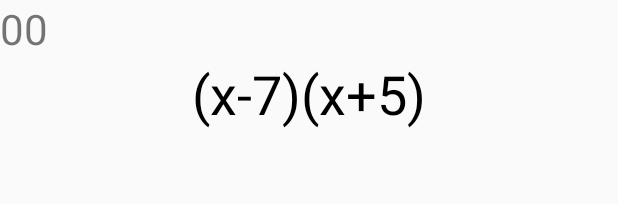
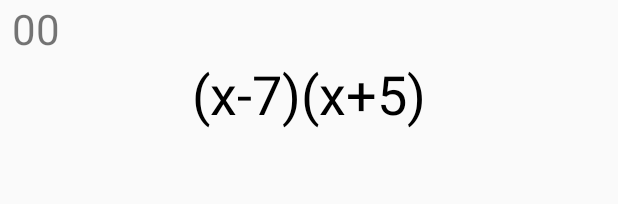
Before and after one commit to 5hwb/maths-learning-game, an Android app: the layout activity_game_screen_base.xml on its own in the app's theme, with its tools: preview values and no code run, on a phone screen of 412 x 824 dp. Shown: the top 204 px of the screen. Run offline under Robolectric (Android 15) with nearby library versions, the phone set to English and light mode, and no system bars.

```diff
--- a/app/src/main/java/apps/perry/mathslearninggame/MainActivity.java
+++ b/app/src/main/java/apps/perry/mathslearninggame/MainActivity.java
@@ -4,6 +4,8 @@ import android.content.Intent;
 import android.support.v7.app.AppCompatActivity;
 import android.os.Bundle;
 import android.view.View;
+
+import apps.perry.mathslearninggame.backend.ScoreManager;
 
 public class MainActivity extends AppCompatActivity {
 
@@ -14,6 +16,7 @@ public class MainActivity extends AppCompatActivity {
     }
 
     public void startGame(View v) {
+        ScoreManager.getInstance().resetScore();
         Intent intent = new Intent(getApplicationContext(), GameScreenActivity.class);
         startActivity(intent);
     }
--- a/app/src/main/res/layout/activity_game_screen_base.xml
+++ b/app/src/main/res/layout/activity_game_screen_base.xml
@@ -5,9 +5,11 @@
     android:orientation="vertical">
 
     <TextView
-        android:id="@+id/textView"
+        android:id="@+id/textView_score"
         android:layout_width="match_parent"
         android:layout_height="wrap_content"
+        android:paddingLeft="8dp"
+        android:paddingRight="8dp"
         android:text="00"
         android:textSize="28sp" />
 
```
Also changed, not shown: app/src/main/java/apps/perry/mathslearninggame/GameScreenActivity.java (+16 -5 lines), app/src/main/java/apps/perry/mathslearninggame/backend/ScoreManager.java (+17 -2 lines).
